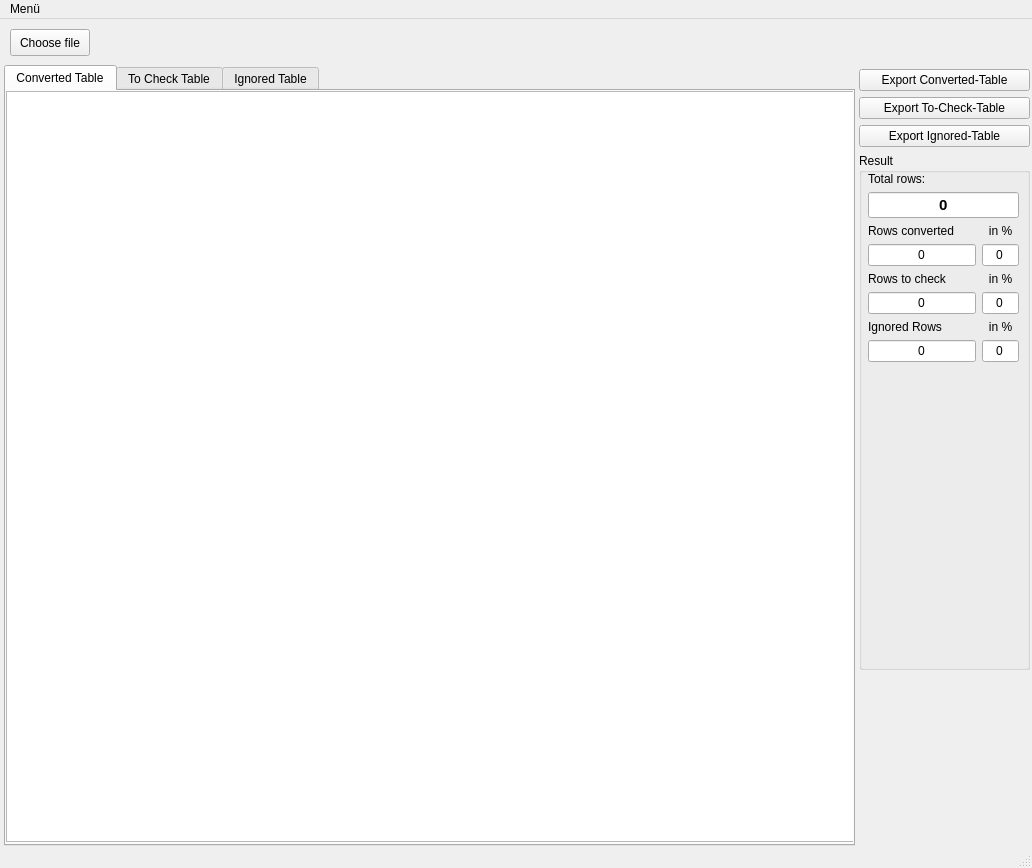
This is ui/mainwindow.ui in Bratsera/BankExcelConverter as Qt 5 draws it before an edit. The edited form follows.
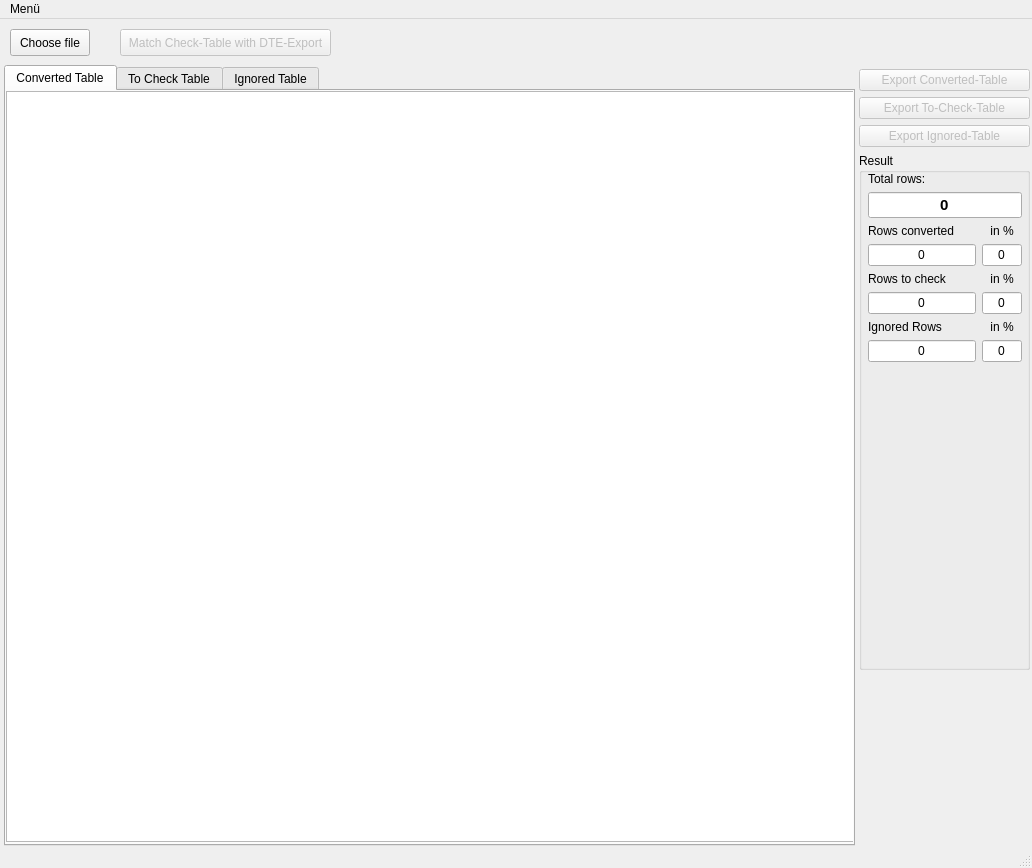
This is the edited form. The open tabs and pages were chosen to show the change.

Commit message: - ADDED Feature:  -Read Desktop-Enterprise-export and match witch Bank export - Refactored code - Added comments for documentation

Patch:
```diff
--- a/ui/mainwindow.ui
+++ b/ui/mainwindow.ui
@@ -169,6 +169,9 @@
     <layout class="QVBoxLayout" name="verticalLayout">
      <item>
       <widget class="QPushButton" name="btnExportSuccessTable">
+       <property name="enabled">
+        <bool>false</bool>
+       </property>
        <property name="text">
         <string>Export Converted-Table</string>
        </property>
@@ -176,6 +179,9 @@
      </item>
      <item>
       <widget class="QPushButton" name="btnExportCheckTable">
+       <property name="enabled">
+        <bool>false</bool>
+       </property>
        <property name="text">
         <string>Export To-Check-Table</string>
        </property>
@@ -183,6 +189,9 @@
      </item>
      <item>
       <widget class="QPushButton" name="btnExportIgnoreTable">
+       <property name="enabled">
+        <bool>false</bool>
+       </property>
        <property name="text">
         <string>Export Ignored-Table</string>
        </property>
@@ -198,7 +207,7 @@
          <rect>
           <x>9</x>
           <y>19</y>
-          <width>151</width>
+          <width>154</width>
           <height>241</height>
          </rect>
         </property>
@@ -381,6 +390,22 @@
      <string/>
     </property>
    </widget>
+   <widget class="QPushButton" name="btnMatchDTE">
+    <property name="enabled">
+     <bool>false</bool>
+    </property>
+    <property name="geometry">
+     <rect>
+      <x>120</x>
+      <y>10</y>
+      <width>211</width>
+      <height>27</height>
+     </rect>
+    </property>
+    <property name="text">
+     <string>Match Check-Table with DTE-Export</string>
+    </property>
+   </widget>
   </widget>
   <widget class="QMenuBar" name="menubar">
    <property name="geometry">
```
Left out of the diff: 4 changed lines with no effect on the pictures. The commit also changes 12 other files.
